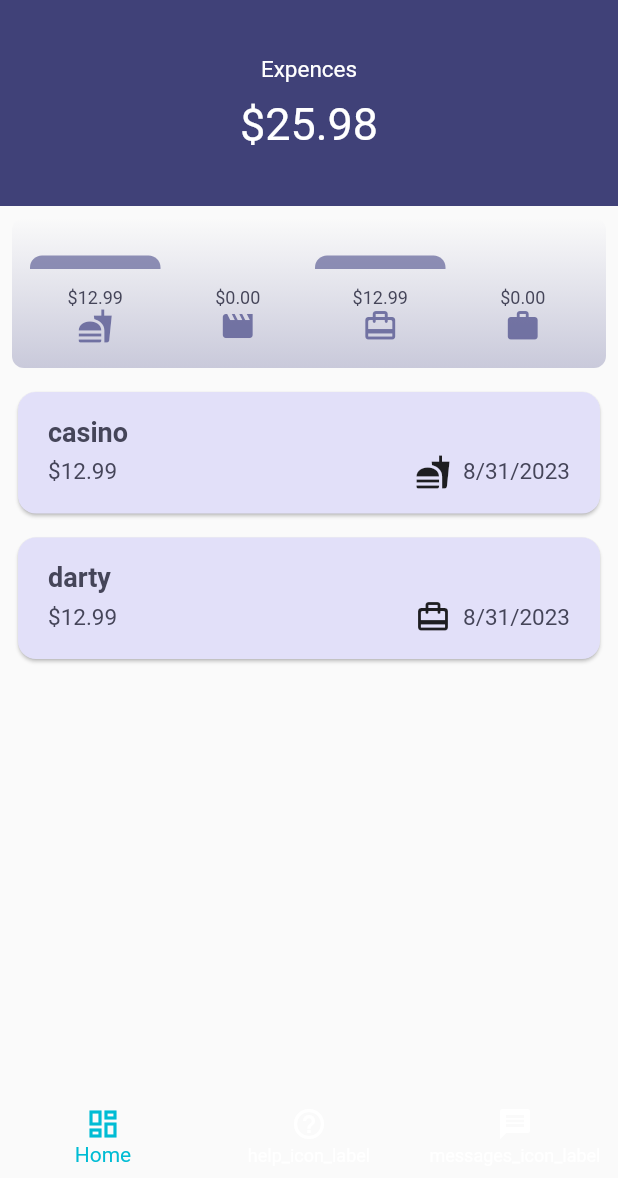
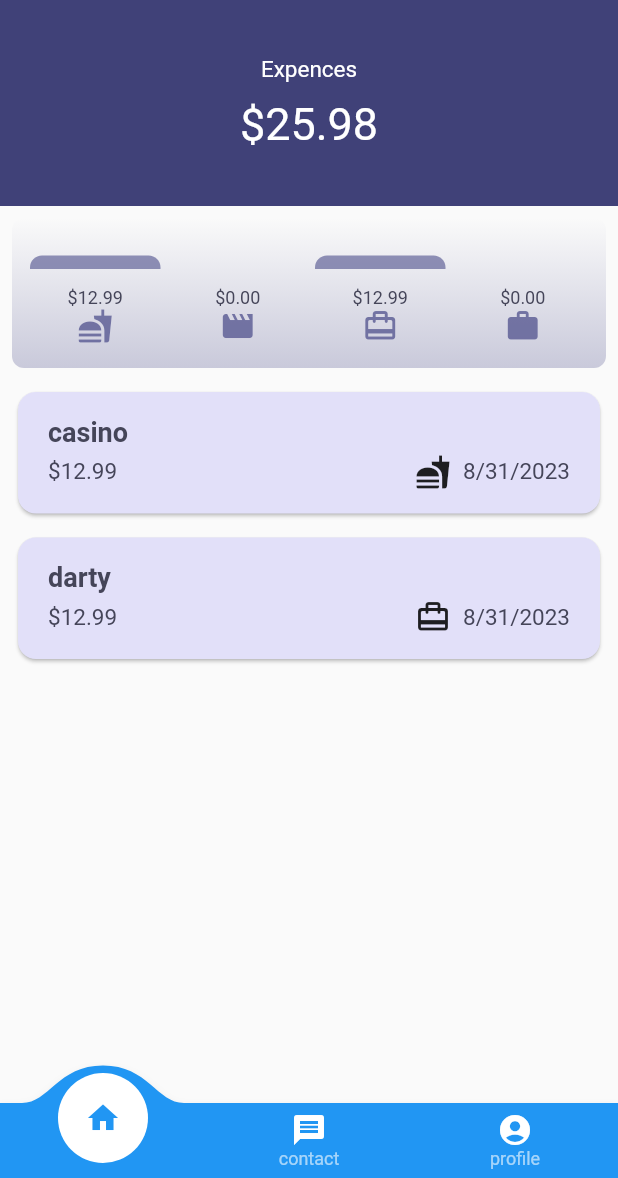
Before and after one commit to Bilal-klf/Budget, a Flutter app: the screen it shows after launch, on a phone screen of 412 x 824 dp, the part 58-1236 px from its top. Run offline on Flutter 3.47's test engine with Material 2 defaults, Android fonts, the phone set to English and light mode, and no system bars; drawn by our look-alikes of convex_bottom_bar; our stand-ins replace google_fonts.

Commit message:
added convex bottom bar

```diff
--- /dev/null
+++ b/lib/contact.dart
@@ -0,0 +1,9 @@
+import 'package:flutter/material.dart';
+
+class Contact extends StatelessWidget{
+  @override
+  Widget build(BuildContext context) {
+    return Container(child: Text("hello"),);
+  }
+
+}
--- a/lib/expances.dart
+++ b/lib/expances.dart
@@ -1,8 +1,10 @@
+import 'package:MyBudget/contact.dart';
 import 'package:MyBudget/expances_list.dart';
 import 'package:MyBudget/models/expance.dart';
 import 'package:MyBudget/new_expance.dart';
 import 'package:MyBudget/widgets/chart.dart';
 import 'package:MyBudget/widgets/total_expances.dart';
+import 'package:convex_bottom_bar/convex_bottom_bar.dart';
 import 'package:flutter/material.dart';
 import 'package:google_fonts/google_fonts.dart';
 
@@ -28,6 +30,8 @@ class _ExpancesState extends State<Expances> {
         date: DateTime.now(),
         category: Category.travel)
   ];
+
+
 
   void _addNewExpance(Expance expance) {
     setState(() {
@@ -124,6 +128,27 @@ class _ExpancesState extends State<Expances> {
     }
 
     return Scaffold(
+      bottomNavigationBar: ConvexAppBar(height: 50,onTap: (index) => print(index) ,items: const [
+        TabItem(
+          icon: Icon(
+            Icons.home,
+            color: Colors.white,
+          ),
+          title: "home",
+          activeIcon: Icon(
+            Icons.home_sharp,
+            color: Colors.blue,
+          ),
+        ),
+        TabItem(
+            icon: Icon(Icons.message, color: Colors.white),
+            title: "contact",
+            activeIcon: Icon(Icons.message, color: Colors.blue)),
+        TabItem(
+            icon: Icon(Icons.account_circle, color: Colors.white),
+            title: "profile",
+            activeIcon: Icon(Icons.account_circle_rounded, color: Colors.blue))
+      ]),
       appBar: AppBar(
         title: const Text("Mes dépences"),
         actions: [
@@ -143,11 +168,11 @@ class _ExpancesState extends State<Expances> {
                   padding: const EdgeInsets.symmetric(vertical: 20),
                   child: Column(
                     children: [
-                      Text(
+                      const Text(
                         "Expences",
                         style: TextStyle(color: Colors.white),
                       ),
-                      SizedBox(
+                      const SizedBox(
                         height: 10,
                       ),
                       Row(
@@ -178,7 +203,7 @@ class _ExpancesState extends State<Expances> {
                 child: mainContent,
               ),
             ]),
-      bottomNavigationBar: BottomNavigationBar(
+      /*bottomNavigationBar: BottomNavigationBar(
         backgroundColor: Colors.transparent,
         elevation: 0,
         selectedItemColor: Colors.cyan,
@@ -187,23 +212,24 @@ class _ExpancesState extends State<Expances> {
         unselectedItemColor: Colors.white,
         items: [
           BottomNavigationBarItem(
-            icon: new Icon(Icons.dashboard_outlined, color: Colors.white,),
+            icon: Icon(Icons.dashboard_outlined, color: Colors.blue,),
             label: 'Home',
             activeIcon: new Icon(Icons.dashboard_outlined, color: Colors.cyan,),
 
           ),
           BottomNavigationBarItem(
-            icon: new Icon(Icons.help_outline_outlined, color: Colors.white,),
+            icon: new Icon(Icons.help_outline_outlined, color: Colors.blue,),
             activeIcon: new Icon(Icons.help_outline_outlined, color: Colors.cyan,),
             label: "help_icon_label",
           ),
           BottomNavigationBarItem(
-              icon: Icon(Icons.message, color: Colors.white,),
+              icon: Icon(Icons.message, color: Colors.blue,),
               activeIcon: new Icon(Icons.message, color: Colors.cyan,),
               label: "messages_icon_label"
           )
         ],
-      ),
+      ),*/
+
     );
   }
 }
--- a/pubspec.yaml
+++ b/pubspec.yaml
@@ -38,6 +38,7 @@ dependencies:
   uuid: ^3.0.7
   intl: ^0.18.1
   google_fonts: ^5.1.0
+  convex_bottom_bar: ^3.2.0
 
 dev_dependencies:
   flutter_test:
```
Also changed, not shown: pubspec.lock.
